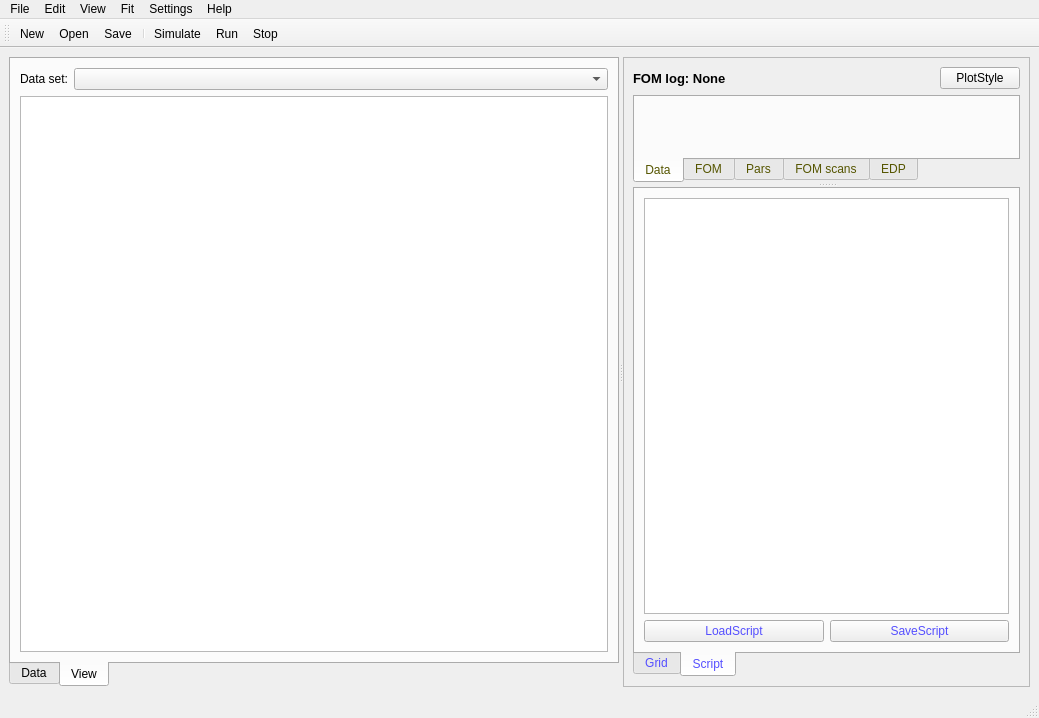
Qt form scripts/SuperRod/superrod_new.ui (jackey-qiu/DaFy_P23) before a commit.
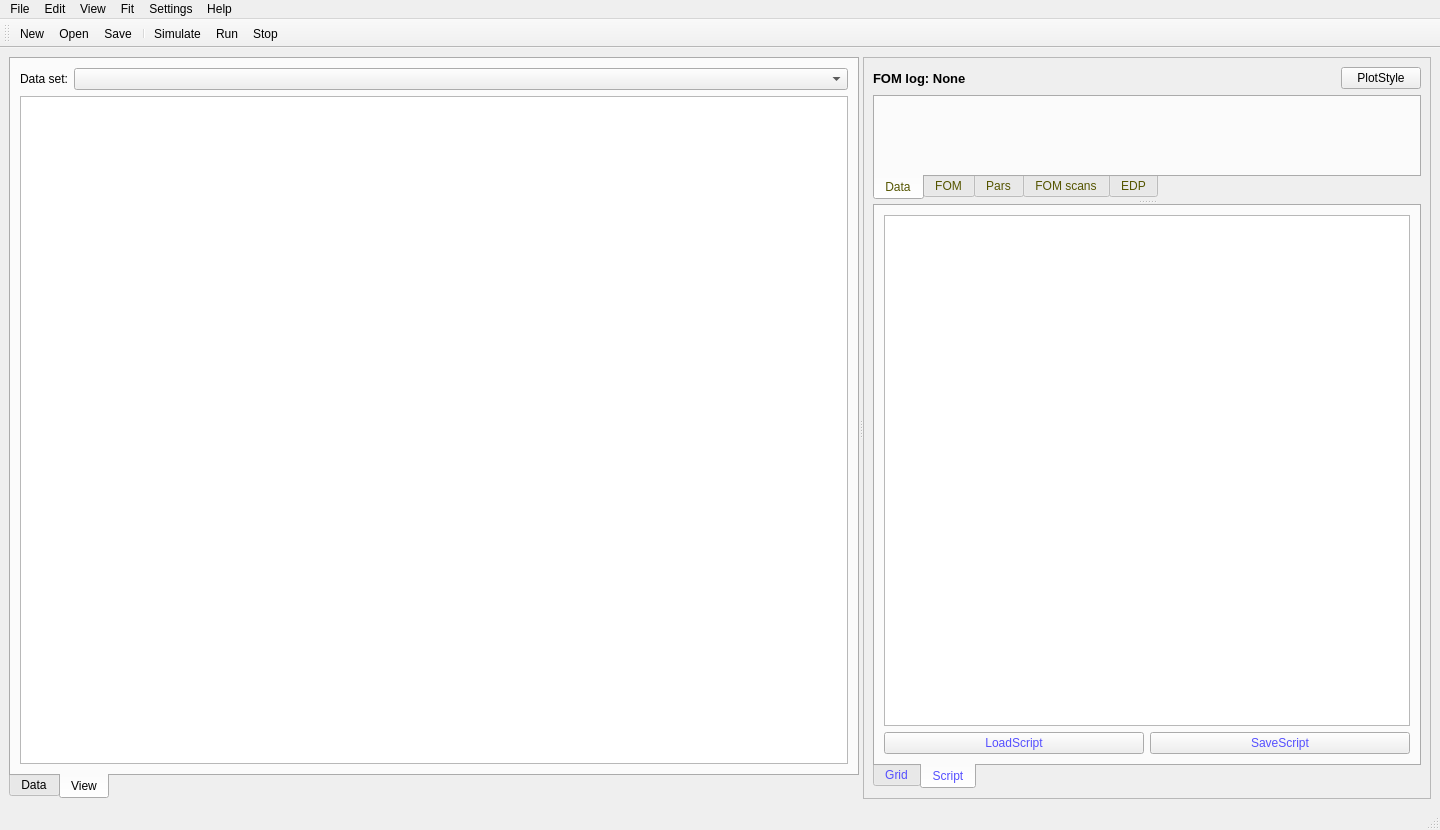
The same form after that commit. Custom widgets are drawn as their Qt base class.

Commit message: some updates to round up the values in the data viewer for Superrod

What changed in the file:
```diff
--- a/scripts/SuperRod/superrod_new.ui
+++ b/scripts/SuperRod/superrod_new.ui
@@ -6,8 +6,8 @@
    <rect>
     <x>0</x>
     <y>0</y>
-    <width>1039</width>
-    <height>718</height>
+    <width>1440</width>
+    <height>830</height>
    </rect>
   </property>
   <property name="windowTitle">
@@ -317,8 +317,8 @@
     <rect>
      <x>0</x>
      <y>0</y>
-     <width>1039</width>
-     <height>21</height>
+     <width>1440</width>
+     <height>22</height>
     </rect>
    </property>
    <widget class="QMenu" name="menuFile">
```
Left out of the diff: 2 changed lines with no effect on the pictures. The commit also changes 8 other files.
